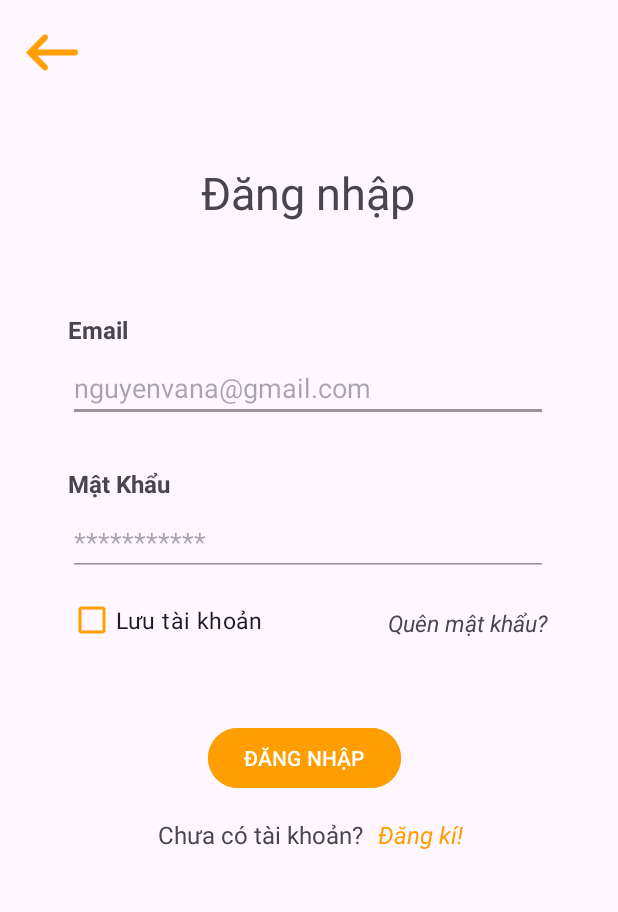
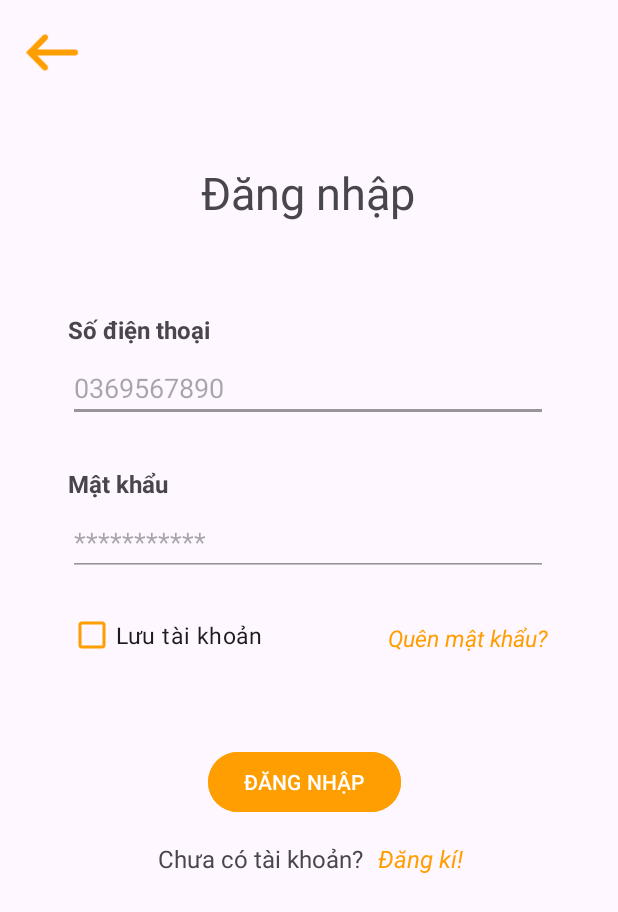
Before and after one commit to l3ths/FlowerSystem, an Android app: the LoginActivity screen opened directly, with no data from a screen before it, on a phone screen of 412 x 824 dp. Shown: the top 912 px of the screen. Run offline under Robolectric (Android 15) with nearby library versions, the phone set to English and light mode, and no system bars.

Commit message:
login
edit

```diff
--- a/app/src/main/res/layout/activity_login.xml
+++ b/app/src/main/res/layout/activity_login.xml
@@ -10,10 +10,10 @@
         android:id="@+id/etEmail"
         android:layout_width="320dp"
         android:layout_height="wrap_content"
-        android:hint="nguyenvana@gmail.com"
+        android:hint="0369567890"
         android:layout_marginTop="5dp"
         android:backgroundTint="#66000000"
-        android:inputType="textEmailAddress"
+        android:inputType="phone"
         app:layout_constraintEnd_toEndOf="@+id/textView2"
         app:layout_constraintStart_toStartOf="@+id/textView2"
         app:layout_constraintTop_toBottomOf="@+id/textView5" />
@@ -38,7 +38,7 @@
         android:text="Lưu tài khoản"
         android:textSize="15dp"
         android:buttonTint="#FF9E00"
-        android:layout_marginTop="5dp"
+        android:layout_marginTop="15dp"
         app:layout_constraintStart_toStartOf="@+id/etPassword"
         app:layout_constraintTop_toBottomOf="@+id/etPassword" />
 
@@ -46,7 +46,7 @@
         android:id="@+id/btnLogin"
         android:layout_width="wrap_content"
         android:layout_height="wrap_content"
-        android:layout_marginTop="44dp"
+        android:layout_marginTop="50dp"
         android:backgroundTint="#FF9E00"
         android:text="ĐĂNG NHẬP"
         app:layout_constraintEnd_toEndOf="@+id/etPassword"
@@ -84,6 +84,7 @@
         android:layout_width="wrap_content"
         android:layout_height="wrap_content"
         android:text="Quên mật khẩu?"
+        android:textColor="#FF9E00"
         android:textSize="15dp"
         android:textStyle="italic"
         app:layout_constraintBottom_toBottomOf="@+id/cbSave"
@@ -118,7 +119,7 @@
         android:layout_width="wrap_content"
         android:layout_height="wrap_content"
         android:layout_marginTop="60dp"
-        android:text="Email"
+        android:text="Số điện thoại"
         android:textSize="16dp"
         android:textStyle="bold"
         app:layout_constraintStart_toStartOf="@+id/etEmail"
@@ -129,7 +130,7 @@
         android:layout_width="wrap_content"
         android:layout_height="wrap_content"
         android:layout_marginTop="30dp"
-        android:text="Mật Khẩu"
+        android:text="Mật khẩu"
         android:textStyle="bold"
         android:textSize="16dp"
         app:layout_constraintStart_toStartOf="@+id/etEmail"
```
